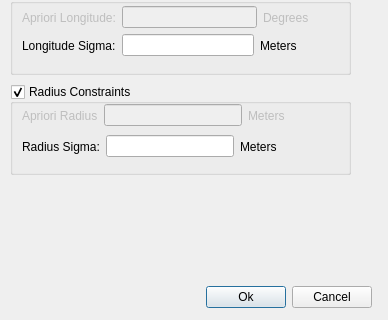
Qt form isis/src/qisis/apps/qnet/QnetSetAprioriDialog.ui (DOI-USGS/ISIS3) before a commit; both pictures show x 0 to 388 and y 266 to 586 of the 388 by 586 pixel window.
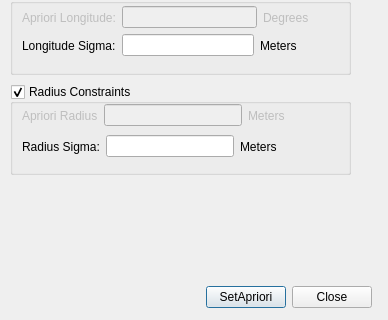
The same form after that commit.

Commit message: Allow SetApriori dialog to stay open, set edit values with current point.

```diff
--- a/isis/src/qisis/apps/qnet/QnetSetAprioriDialog.ui
+++ b/isis/src/qisis/apps/qnet/QnetSetAprioriDialog.ui
@@ -335,7 +335,7 @@
     </layout>
    </widget>
   </widget>
-  <widget class="QWidget" name="">
+  <widget class="QWidget" name="layoutWidget">
    <property name="geometry">
     <rect>
      <x>21</x>
@@ -361,14 +361,14 @@
     <item>
      <widget class="QPushButton" name="okButton">
       <property name="text">
-       <string>Ok</string>
+       <string>SetApriori</string>
       </property>
      </widget>
     </item>
     <item>
      <widget class="QPushButton" name="cancelButton">
       <property name="text">
-       <string>Cancel</string>
+       <string>Close</string>
       </property>
      </widget>
     </item>
```
Left out of the diff: 22 changed lines with no effect on the pictures. The commit also changes 5 other files.
